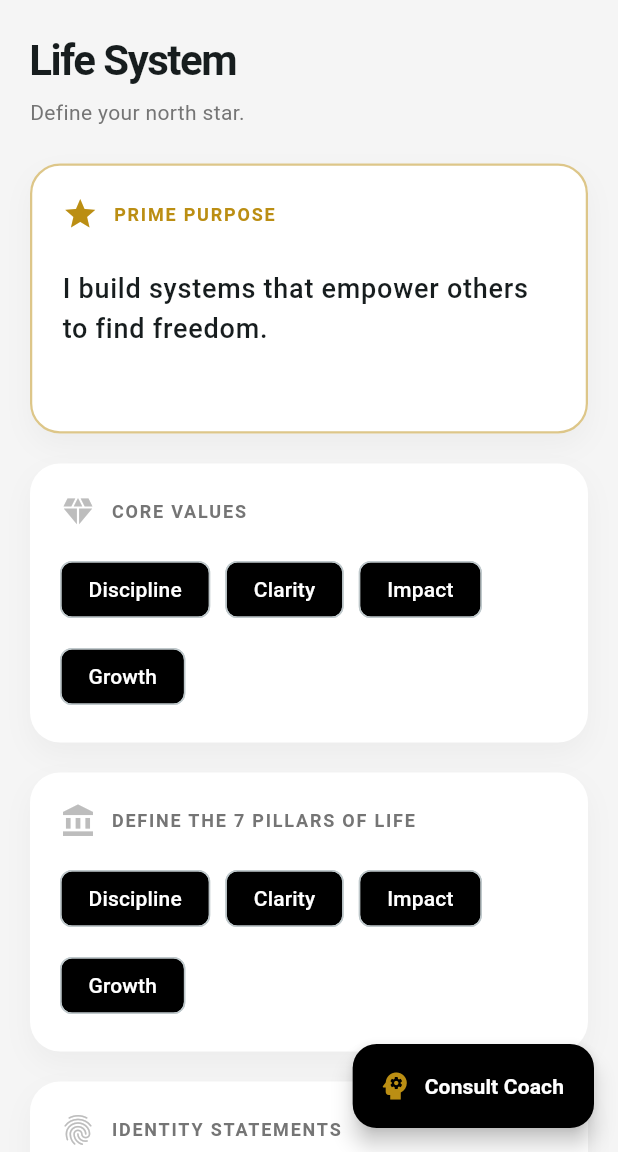
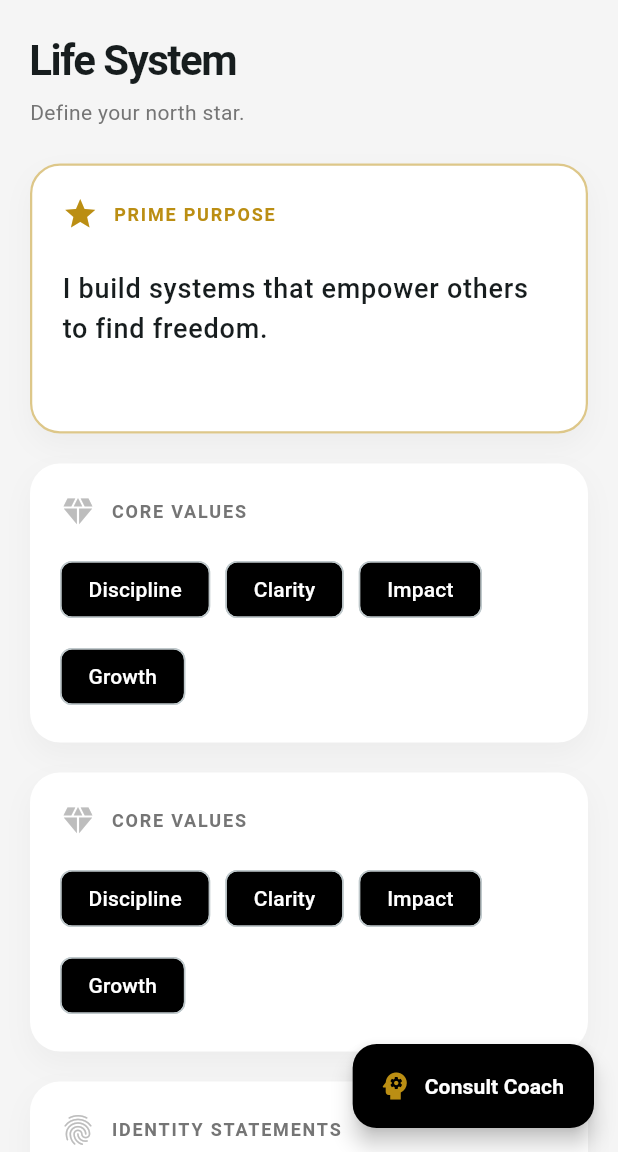
Before and after one commit to unwaverbusiness/unwaver_app, a Flutter app: the PurposeGeneratorScreen screen opened directly, on a phone screen of 412 x 824 dp, the part 84-1236 px from its top. Run offline on Flutter 3.47's test engine with Material 3 defaults, Android fonts, the phone set to English and light mode, and no system bars; our stand-ins replace firebase_auth, firebase_core, fl_chart, flutter_dotenv, google_generative_ai, table_calendar; accounts and stored records are empty.

Commit message:
Fixed problems in application related to habit creation screen, onboarding screen, purpose generator screen, and statistics display.

```diff
--- a/lib/Screens/Goals/goal_instruction_banner.dart
+++ b/lib/Screens/Goals/goal_instruction_banner.dart
@@ -15,10 +15,10 @@ class GoalInstructionBanner extends StatelessWidget {
       // Reduced bottom padding to tighten the layout
       padding: const EdgeInsets.fromLTRB(16, 16, 16, 4),
       decoration: BoxDecoration(
-        color: const Color.fromARGB(255, 155, 151, 151).withOpacity(0.1),
+        color: const Color.fromARGB(255, 155, 151, 151).withValues(alpha:0.1),
         borderRadius: BorderRadius.circular(12),
         border: Border.all(
-          color: const Color(0xFFD4AF37).withOpacity(0.3),
+          color: const Color(0xFFD4AF37).withValues(alpha:0.3),
           width: 1,
         ),
       ),
--- a/lib/Screens/Goals/goal_overview_screen.dart
+++ b/lib/Screens/Goals/goal_overview_screen.dart
@@ -144,7 +144,7 @@ class _GoalOverviewScreenState extends State<GoalOverviewScreen> {
         borderRadius: BorderRadius.circular(16),
         boxShadow: [
           BoxShadow(
-            color: Colors.black.withOpacity(0.05),
+            color: Colors.black.withValues(alpha:0.05),
             blurRadius: 10,
             offset: const Offset(0, 4),
           )
@@ -283,7 +283,7 @@ class _GoalOverviewScreenState extends State<GoalOverviewScreen> {
                     borderRadius: BorderRadius.circular(12),
                     boxShadow: [
                       BoxShadow(
-                        color: Colors.grey.withOpacity(0.4),
+                        color: Colors.grey.withValues(alpha:0.4),
                         spreadRadius: 1,
                         blurRadius: 6,
                         offset: const Offset(0, 3),
@@ -295,7 +295,7 @@ class _GoalOverviewScreenState extends State<GoalOverviewScreen> {
                     leading: GestureDetector(
                       onTap: () => _updateProgress(index),
                       child: CircleAvatar(
-                        backgroundColor: goalColor.withOpacity(0.15),
+                        backgroundColor: goalColor.withValues(alpha:0.15),
                         child: Icon(goalIcon, color: goalColor),
                       ),
                     ),
--- a/lib/Screens/Habits/habit_creation_screen.dart
+++ b/lib/Screens/Habits/habit_creation_screen.dart
@@ -1,5 +1,6 @@
 import 'package:flutter/material.dart';
 import 'package:intl/intl.dart'; // Add intl to pubspec.yaml if missing
+import 'package:flutter/foundation.dart';
 
 class HabitCreationScreen extends StatefulWidget {
   const HabitCreationScreen({super.key});
@@ -86,7 +87,9 @@ class _HabitCreationScreenState extends State<HabitCreationScreen> {
         'deadline': _deadline,
       };
 
-      print("Habit Created: $newHabit"); // Debug print
+      if (kDebugMode) {
+        print("Habit Created: $newHabit");
+      } // Debug print
       Navigator.pop(context); // Go back to previous screen
     }
   }
--- a/lib/Screens/Habits/habit_instruction_banner.dart
+++ b/lib/Screens/Habits/habit_instruction_banner.dart
@@ -15,10 +15,10 @@ class HabitInstructionBanner extends StatelessWidget {
       // Reduced bottom padding to tighten the layout
       padding: const EdgeInsets.fromLTRB(16, 16, 16, 4),
       decoration: BoxDecoration(
-        color: const Color.fromARGB(255, 155, 151, 151).withOpacity(0.1),
+        color: const Color.fromARGB(255, 155, 151, 151).withValues(alpha:0.1),
         borderRadius: BorderRadius.circular(12),
         border: Border.all(
-          color: const Color(0xFFD4AF37).withOpacity(0.3),
+          color: const Color(0xFFD4AF37).withValues(alpha:0.3),
           width: 1,
         ),
       ),
--- a/lib/Screens/Home/purpose_generator_screen.dart
+++ b/lib/Screens/Home/purpose_generator_screen.dart
@@ -28,7 +28,7 @@ class _PurposeGeneratorScreenState extends State<PurposeGeneratorScreen> {
   final TextEditingController _purposeController = TextEditingController(text: "I build systems that empower others to find freedom.");
 
   // OPTIMIZED FIX: Defined as nullable list to allow for the safety check below
-  final List<String>? _coreValues = ["Discipline", "Clarity", "Impact", "Growth"];
+  final List<String> _coreValues = ["Discipline", "Clarity", "Impact", "Growth"];
 
   @override
   void initState() {
@@ -162,14 +162,15 @@ class _PurposeGeneratorScreenState extends State<PurposeGeneratorScreen> {
 
             const SizedBox(height: 20),
 
-            // 2. CORE VALUES WIDGET
+          // 2. CORE VALUES WIDGET
             _buildFloatingCard(
               title: "Core Values",
               icon: Icons.diamond,
               child: Wrap(
                 spacing: 10,
                 runSpacing: 10,
-                children: (_coreValues ?? []).map((value) => Chip( // <--- THE FIX: Added safety check (?? [])
+                // FIX: Removed (?? []) because the list is already initialized and cannot be null
+                children: _coreValues.map((value) => Chip(
                   label: Text(value),
                   backgroundColor: Colors.black,
                   labelStyle: const TextStyle(color: Colors.white),
@@ -177,17 +178,17 @@ class _PurposeGeneratorScreenState extends State<PurposeGeneratorScreen> {
                 )).toList(),
               ),
             ),
-
             const SizedBox(height: 20),
 
-                        // 2. PILLARS OF LIFE WIDGET
+          // 2. CORE VALUES WIDGET
             _buildFloatingCard(
-              title: "Define the 7 Pillars of Life",
-              icon: Icons.account_balance,
+              title: "Core Values",
+              icon: Icons.diamond,
               child: Wrap(
                 spacing: 10,
                 runSpacing: 10,
-                children: (_coreValues ?? []).map((value) => Chip( // <--- THE FIX: Added safety check (?? [])
+                // FIX: Removed (?? []) because the list is already initialized and cannot be null
+                children: _coreValues.map((value) => Chip(
                   label: Text(value),
                   backgroundColor: Colors.black,
                   labelStyle: const TextStyle(color: Colors.white),
@@ -195,7 +196,6 @@ class _PurposeGeneratorScreenState extends State<PurposeGeneratorScreen> {
                 )).toList(),
               ),
             ),
-
             const SizedBox(height: 20),
 
             // 3. IDENTITY STATEMENTS
@@ -240,13 +240,13 @@ class _PurposeGeneratorScreenState extends State<PurposeGeneratorScreen> {
         boxShadow: [
           BoxShadow(
             // ignore: deprecated_member_use
-            color: Colors.grey.withOpacity(0.1),
+            color: Colors.grey.withValues(alpha:0.1),
             blurRadius: 15,
             offset: const Offset(0, 8),
           ),
         ],
         border: goldAccent
-          ? Border.all(color: const Color(0xFFBB8E13).withOpacity(0.5), width: 1.5)
+          ? Border.all(color: const Color(0xFFBB8E13).withValues(alpha:0.5), width: 1.5)
           : null,
       ),
       child: Column(
--- a/lib/Screens/Onboarding/onboarding_screen_1.dart
+++ b/lib/Screens/Onboarding/onboarding_screen_1.dart
@@ -1,7 +1,7 @@
 import 'package:flutter/material.dart';
 
 class OnboardingScreen1 extends StatelessWidget {
-  const OnboardingScreen1({Key? key}) : super(key: key);
+  const OnboardingScreen1({super.key});
 
   @override
   Widget build(BuildContext context) {
--- a/lib/Screens/Stats/statistics_screen.dart
+++ b/lib/Screens/Stats/statistics_screen.dart
@@ -69,7 +69,7 @@ class StatisticsScreen extends StatelessWidget {
         boxShadow: [
           BoxShadow(
             // ignore: deprecated_member_use
-            color: Colors.black.withOpacity(0.3),
+            color: Colors.black.withValues(alpha:0.3),
             blurRadius: 15,
             offset: const Offset(0, 10),
           ),
--- a/lib/Screens/Tasks/task_instruction_banner.dart
+++ b/lib/Screens/Tasks/task_instruction_banner.dart
@@ -15,10 +15,10 @@ class TaskInstructionBanner extends StatelessWidget {
       // Reduced bottom padding to tighten the layout
       padding: const EdgeInsets.fromLTRB(16, 16, 16, 4),
       decoration: BoxDecoration(
-        color: const Color.fromARGB(255, 155, 151, 151).withOpacity(0.1),
+        color: const Color.fromARGB(255, 155, 151, 151).withValues(alpha:0.1),
         borderRadius: BorderRadius.circular(12),
         border: Border.all(
-          color: const Color(0xFFD4AF37).withOpacity(0.3),
+          color: const Color(0xFFD4AF37).withValues(alpha:0.3),
           width: 1,
         ),
       ),
--- a/lib/Screens/Tasks/tasks_screen.dart
+++ b/lib/Screens/Tasks/tasks_screen.dart
@@ -126,7 +126,7 @@ class _TasksScreenState extends State<TasksScreen> {
         Container(
           padding: const EdgeInsets.all(8),
           decoration: BoxDecoration(
-            color: color.withOpacity(0.1),
+            color: color.withValues(alpha:0.1),
             shape: BoxShape.circle,
           ),
           child: Icon(icon, size: 20, color: color),
@@ -159,7 +159,7 @@ class _TasksScreenState extends State<TasksScreen> {
         borderRadius: BorderRadius.circular(16),
         boxShadow: [
           BoxShadow(
-            color: Colors.black.withOpacity(0.05),
+            color: Colors.black.withValues(alpha:0.05),
             blurRadius: 10,
             offset: const Offset(0, 4),
           )
@@ -406,7 +406,7 @@ class _TasksScreenState extends State<TasksScreen> {
                             border: Border.all(color: Colors.grey.shade200),
                             boxShadow: [
                               BoxShadow(
-                                color: Colors.black.withOpacity(0.03),
+                                color: Colors.black.withValues(alpha:0.03),
                                 blurRadius: 8,
                                 offset: const Offset(0, 2),
                               )
--- a/lib/Widgets/MainDrawer.dart
+++ b/lib/Widgets/MainDrawer.dart
@@ -2,7 +2,7 @@
 
 import 'package:flutter/material.dart';
 // 1. IMPORT THE SCREENS
-import 'package:unwaver/Screens/Stats/Statistics.dart';
+import 'package:unwaver/Screens/Stats/statistics.dart';
 import 'package:unwaver/Screens/Settings/settings_screen.dart'; // Add this import
 
 class MainDrawer extends StatelessWidget {
```
Also changed, not shown: lib/Screens/Habits/habit_card_widget.dart (+4 -4 lines), lib/Screens/Habits/habits_screen.dart (+4 -4 lines), lib/Screens/Schedule/schedule_screen.dart (+6 -7 lines), lib/Screens/Stats/Statistics.dart (+10 -8 lines).
